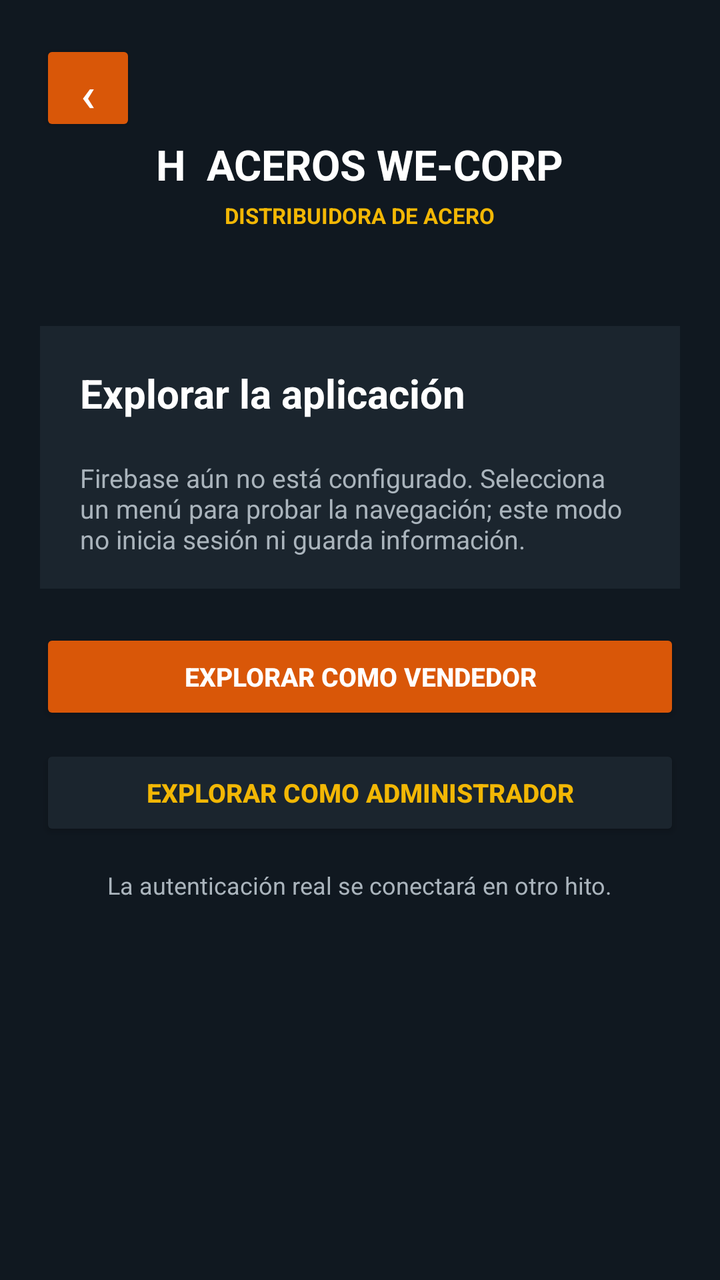
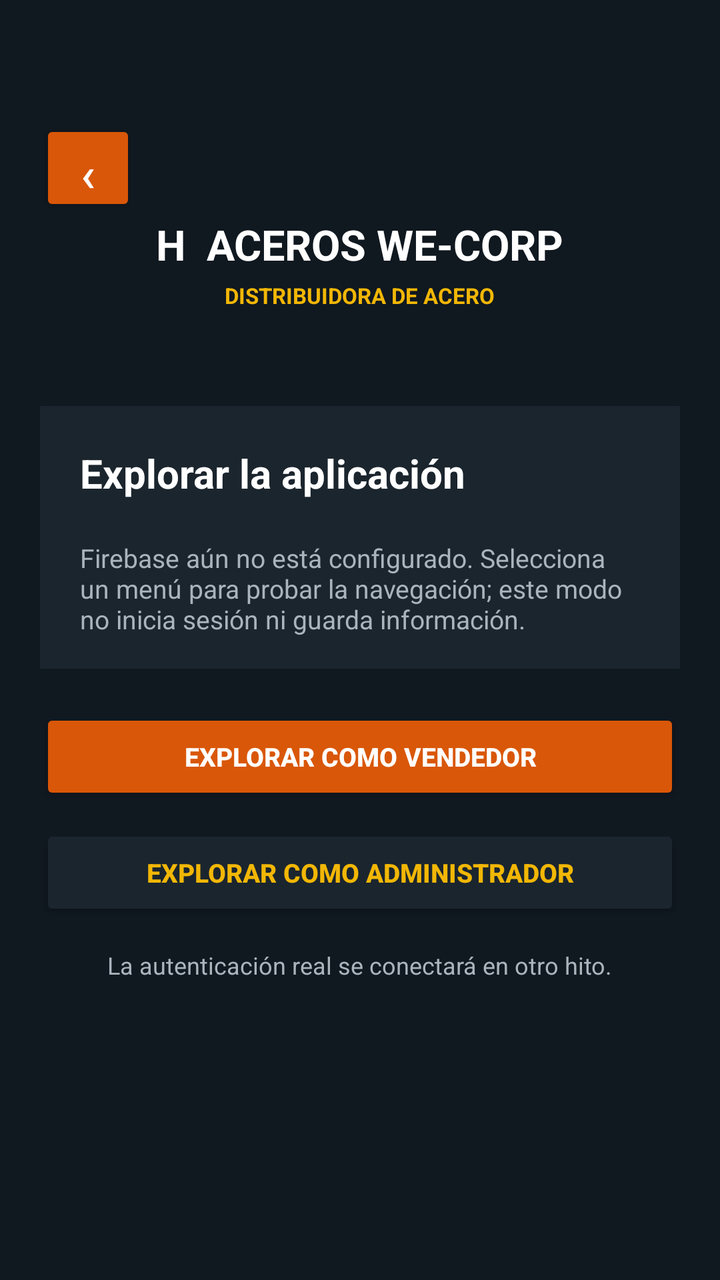

The first picture is an Android layout as it rendered before a commit; the second is the same layout after the commit. The layout source and the unified diff follow.
<!-- AndroidManifest.xml: application theme Theme.Aceroswecorp -->
<!-- res/layout/activity_control_acceso.xml -->
<?xml version="1.0" encoding="utf-8"?>
<ScrollView xmlns:android="http://schemas.android.com/apk/res/android"
    android:id="@+id/screen_root"
    android:layout_width="match_parent"
    android:layout_height="match_parent"
    android:background="#101820"
    android:fillViewport="true">

    <LinearLayout
        android:layout_width="match_parent"
        android:layout_height="wrap_content"
        android:gravity="center_horizontal"
        android:orientation="vertical"
        android:padding="20dp">

        <Button
            android:id="@+id/screen_back"
            android:layout_width="48dp"
            android:layout_height="48dp"
            android:backgroundTint="#D95708"
            android:contentDescription="@string/back"
            android:text="@string/back_arrow"
            android:textColor="#FFFFFF"
            android:textSize="24sp"
            android:layout_gravity="start" />

        <TextView
            android:layout_width="wrap_content"
            android:layout_height="wrap_content"
            android:text="H  ACEROS WE-CORP"
            android:textColor="#FFFFFF"
            android:textSize="21sp"
            android:textStyle="bold" />

        <TextView
            android:layout_width="wrap_content"
            android:layout_height="wrap_content"
            android:layout_marginTop="4dp"
            android:text="DISTRIBUIDORA DE ACERO"
            android:textColor="#F2B705"
            android:textSize="11sp"
            android:textStyle="bold" />

        <TextView
            android:layout_width="match_parent"
            android:layout_height="wrap_content"
            android:layout_marginTop="48dp"
            android:background="#1B252E"
            android:padding="20dp"
            android:text="Explorar la aplicación"
            android:textColor="#FFFFFF"
            android:textSize="20sp"
            android:textStyle="bold" />

        <TextView
            android:layout_width="match_parent"
            android:layout_height="wrap_content"
            android:background="#1B252E"
            android:paddingStart="20dp"
            android:paddingEnd="20dp"
            android:paddingBottom="16dp"
            android:text="Firebase aún no está configurado. Selecciona un menú para probar la navegación; este modo no inicia sesión ni guarda información."
            android:textColor="#AAB4BC"
            android:textSize="13sp" />

        <Button
            android:id="@+id/button_enter_sales"
            android:layout_width="match_parent"
            android:layout_height="48dp"
            android:layout_marginTop="20dp"
            android:backgroundTint="#D95708"
            android:text="EXPLORAR COMO VENDEDOR"
            android:textColor="#FFFFFF"
            android:textSize="13sp"
            android:textStyle="bold" />

        <Button
            android:id="@+id/button_enter_admin"
            android:layout_width="match_parent"
            android:layout_height="48dp"
            android:layout_marginTop="10dp"
            android:backgroundTint="#1B252E"
            android:text="EXPLORAR COMO ADMINISTRADOR"
            android:textColor="#F2B705"
            android:textSize="13sp"
            android:textStyle="bold" />

        <TextView
            android:layout_width="wrap_content"
            android:layout_height="wrap_content"
            android:layout_marginTop="14dp"
            android:text="La autenticación real se conectará en otro hito."
            android:textColor="#AAB4BC"
            android:textSize="12sp" />
    </LinearLayout>
</ScrollView>
<!-- resources referenced by this layout -->
<resources>
  <string name="back">Volver</string>
  <string name="back_arrow">‹</string>
  <style name="Theme.Aceroswecorp" parent="Base.Theme.Aceroswecorp" />
  <style name="Base.Theme.Aceroswecorp" parent="Theme.Material3.DayNight.NoActionBar">
          
          
      </style>
</resources>

<!-- the commit's change to res/layout/activity_control_acceso.xml (unified diff, before → after) -->
@@ -19,6 +19,7 @@
             android:layout_height="48dp"
             android:backgroundTint="#D95708"
             android:contentDescription="@string/back"
+            android:layout_marginTop="40dp"
             android:text="@string/back_arrow"
             android:textColor="#FFFFFF"
             android:textSize="24sp"
